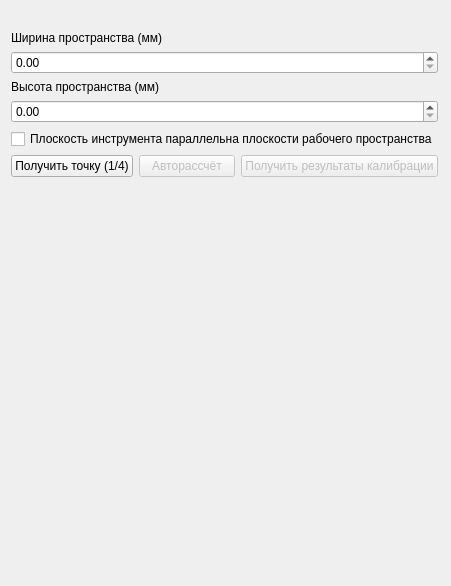
Above: ui/main_interface/workspace_calibration/workspace_calibration.ui from trev-git/robot before the change. Below: the same form after it.
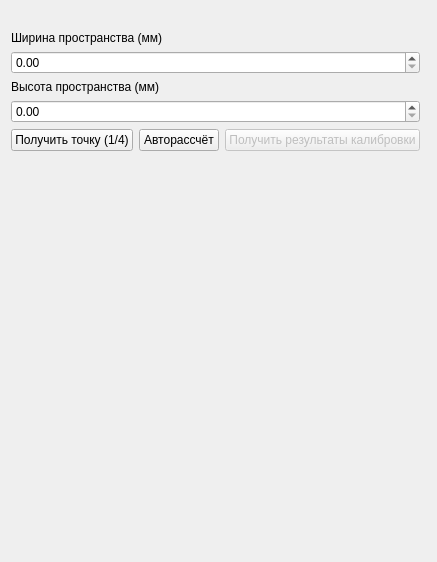
That is the form after the change. Icons and pictures are not drawn.

Diff of the .ui file:
```diff
--- a/ui/main_interface/workspace_calibration/workspace_calibration.ui
+++ b/ui/main_interface/workspace_calibration/workspace_calibration.ui
@@ -6,8 +6,8 @@
    <rect>
     <x>0</x>
     <y>0</y>
-    <width>451</width>
-    <height>586</height>
+    <width>437</width>
+    <height>562</height>
    </rect>
   </property>
   <property name="windowTitle">
@@ -30,7 +30,9 @@
       </widget>
      </item>
      <item>
-      <widget class="QLabel" name="label_2">
+      <layout class="QVBoxLayout" name="verticalLayout_2">
+       <item>
+        <widget class="QLabel" name="label_3">
        <property name="text">
         <string>Ширина пространства (мм)</string>
        </property>
@@ -39,12 +41,12 @@
      <item>
       <widget class="QDoubleSpinBox" name="width">
        <property name="maximum">
-        <double>1000.000000000000000</double>
+          <double>10000.000000000000000</double>
        </property>
       </widget>
      </item>
      <item>
-      <widget class="QLabel" name="label_3">
+        <widget class="QLabel" name="label_2">
        <property name="text">
         <string>Высота пространства (мм)</string>
        </property>
@@ -53,16 +55,11 @@
      <item>
       <widget class="QDoubleSpinBox" name="height">
        <property name="maximum">
-        <double>1000.000000000000000</double>
+          <double>10000.000000000000000</double>
        </property>
       </widget>
      </item>
-     <item>
-      <widget class="QCheckBox" name="parallel">
-       <property name="text">
-        <string>Плоскость инструмента параллельна плоскости рабочего пространства</string>
-       </property>
-      </widget>
+      </layout>
      </item>
      <item>
       <layout class="QHBoxLayout" name="horizontalLayout">
@@ -76,7 +73,7 @@
        <item>
         <widget class="QPushButton" name="auto_point">
          <property name="enabled">
-          <bool>false</bool>
+          <bool>true</bool>
          </property>
          <property name="text">
           <string>Авторассчёт</string>
@@ -89,7 +86,7 @@
           <bool>false</bool>
          </property>
          <property name="text">
-          <string>Получить результаты калибрации</string>
+          <string>Получить результаты калибровки</string>
          </property>
         </widget>
        </item>
```
Lines whose indentation alone changed are shown as unchanged.
